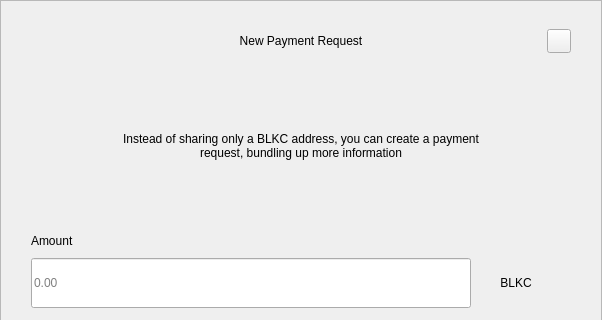
The window that src/qt/blkc/forms/requestdialog.ui (BlackHatCoin/BlackHatWallet) describes before a commit, drawn with Qt 5; both pictures show x 0 to 602 and y 0 to 320 of the 602 by 607 pixel window.
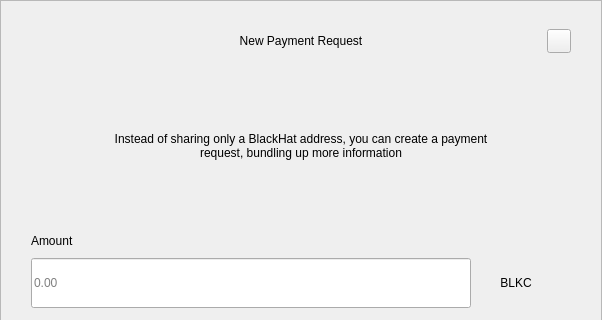
The same window after the commit.

```diff
--- a/src/qt/blkc/forms/requestdialog.ui
+++ b/src/qt/blkc/forms/requestdialog.ui
@@ -210,7 +210,7 @@
              </size>
             </property>
             <property name="text">
-             <string>Instead of sharing only a BLKC address, you can create a payment request, bundling up more information</string>
+             <string>Instead of sharing only a BlackHat address, you can create a payment request, bundling up more information</string>
             </property>
             <property name="alignment">
              <set>Qt::AlignCenter</set>
```
